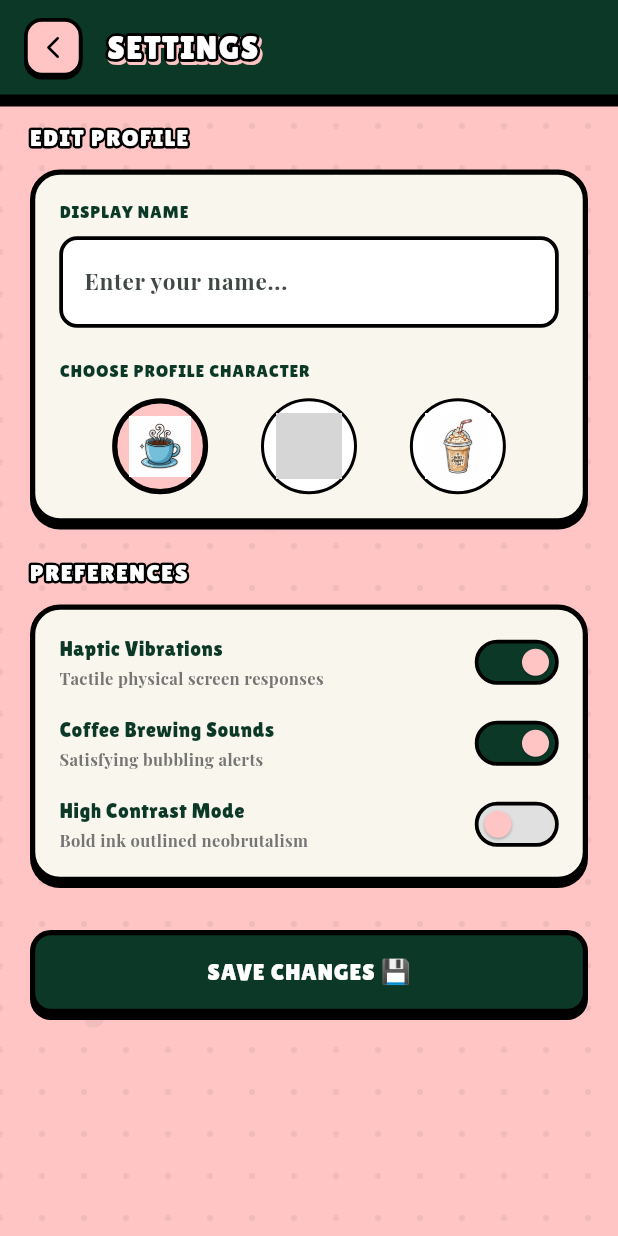
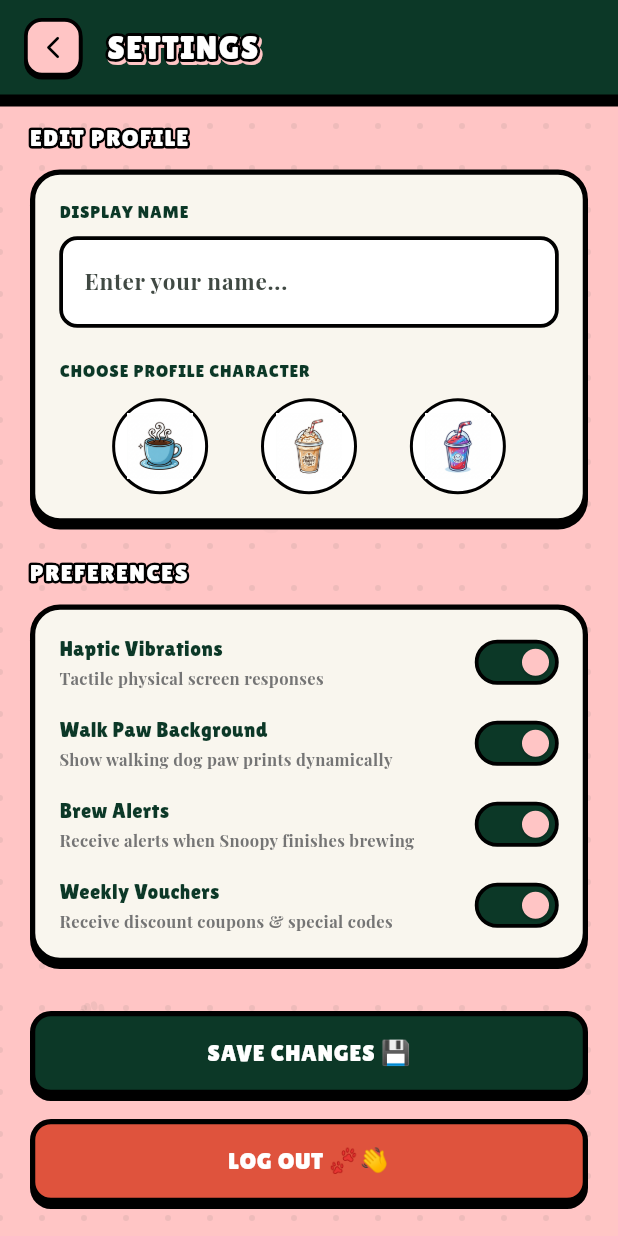
Before and after one commit to tithi0126/Schmucks, a Flutter app: the SettingsScreen screen opened directly with empty values, on a phone screen of 412 x 824 dp. Run offline on Flutter 3.47's test engine with Material 3 defaults, Android fonts, the phone set to English and light mode, and no system bars; our stand-ins replace flutter_animate, google_fonts, shared_preferences; accounts and stored records are empty; grey boxes are pictures that could not be loaded.

Commit message:
feat(settings): make settings functional with SharedPreferences, fix missing assets, and add logout button

```diff
--- a/lib/features/settings/views/settings_screen.dart
+++ b/lib/features/settings/views/settings_screen.dart
@@ -1,8 +1,10 @@
 import 'package:flutter/material.dart';
 import 'package:flutter/services.dart';
 import 'package:google_fonts/google_fonts.dart';
+import 'package:shared_preferences/shared_preferences.dart';
 import '../../../widgets/comic_text.dart';
 import '../../../widgets/polka_dot_background.dart';
+import '../../auth/views/login_screen.dart';
 
 class SettingsScreen extends StatefulWidget {
   final String currentName;
@@ -21,14 +23,27 @@ class SettingsScreen extends StatefulWidget {
 class _SettingsScreenState extends State<SettingsScreen> {
   late TextEditingController _nameController;
   bool _hapticFeedback = true;
-  bool _soundEffects = true;
-  bool _highContrast = false;
+  bool _walkPaws = true;
+  bool _brewNotifications = true;
+  bool _joinNewsletter = true;
   String _selectedAvatar = 'assets/images/category_coffee.png';
 
   @override
   void initState() {
     super.initState();
     _nameController = TextEditingController(text: widget.currentName);
+    _loadPreferences();
+  }
+
+  void _loadPreferences() async {
+    final prefs = await SharedPreferences.getInstance();
+    setState(() {
+      _hapticFeedback = prefs.getBool('pref_haptics') ?? true;
+      _walkPaws = prefs.getBool('pref_walk_paws') ?? true;
+      _brewNotifications = prefs.getBool('pref_brew_notifications') ?? true;
+      _joinNewsletter = prefs.getBool('pref_newsletter') ?? true;
+      _selectedAvatar = prefs.getString('pref_avatar') ?? 'assets/images/category_coffee.png';
+    });
   }
 
   @override
@@ -37,9 +52,19 @@ class _SettingsScreenState extends State<SettingsScreen> {
     super.dispose();
   }
 
-  void _saveSettings() {
+  void _saveSettings() async {
     HapticFeedback.heavyImpact();
-    widget.onSaveName(_nameController.text.trim().isNotEmpty ? _nameController.text.trim() : 'Vinay Shah');
+    final String newName = _nameController.text.trim().isNotEmpty ? _nameController.text.trim() : 'Vinay Shah';
+
+    final prefs = await SharedPreferences.getInstance();
+    await prefs.setString('user_name', newName);
+    await prefs.setBool('pref_haptics', _hapticFeedback);
+    await prefs.setBool('pref_walk_paws', _walkPaws);
+    await prefs.setBool('pref_brew_notifications', _brewNotifications);
+    await prefs.setBool('pref_newsletter', _joinNewsletter);
+    await prefs.setString('pref_avatar', _selectedAvatar);
+
+    widget.onSaveName(newName);
 
     ScaffoldMessenger.of(context).clearSnackBars();
     ScaffoldMessenger.of(context).showSnackBar(
@@ -60,6 +85,69 @@ class _SettingsScreenState extends State<SettingsScreen> {
       ),
     );
     Navigator.of(context).pop();
+  }
+
+  void _logOut() async {
+    HapticFeedback.heavyImpact();
+
+    showDialog(
+      context: context,
+      builder: (context) {
+        return AlertDialog(
+          backgroundColor: const Color(0xFF0C3827),
+          shape: RoundedRectangleBorder(
+            borderRadius: BorderRadius.circular(20),
+            side: const BorderSide(color: Colors.black, width: 3.5),
+          ),
+          title: const ComicText(
+            text: 'LOG OUT?',
+            fontSize: 20,
+            fillColor: Color(0xFF0C3827),
+            strokeWidth: 4.0,
+          ),
+          content: Text(
+            'Are you sure you want to log out from Schmucks? We will miss you! 🐾☕',
+            style: GoogleFonts.playfairDisplay(color: Colors.white, fontSize: 14),
+          ),
+          actions: [
+            TextButton(
+              onPressed: () => Navigator.of(context).pop(),
+              child: Text(
+                'CANCEL',
+                style: GoogleFonts.lilitaOne(
+                  color: Colors.grey.shade400,
+                  fontSize: 16,
+                ),
+              ),
+            ),
+            TextButton(
+              onPressed: () async {
+                HapticFeedback.heavyImpact();
+                Navigator.of(context).pop(); // pop dialog
+
+                final prefs = await SharedPreferences.getInstance();
+                await prefs.remove('user_name'); // Clear login name
+
+                // Navigate back to LoginScreen and clear stack
+                if (mounted) {
+                  Navigator.of(context).pushAndRemoveUntil(
+                    MaterialPageRoute(builder: (context) => const LoginScreen()),
+                    (route) => false,
+                  );
+                }
+              },
+              child: Text(
+                'LOG OUT',
+                style: GoogleFonts.lilitaOne(
+                  color: const Color(0xFFFFC5C5),
+                  fontSize: 16,
+                ),
+              ),
+            ),
+          ],
+        );
+      },
+    );
   }
 
   @override
@@ -114,6 +202,36 @@ class _SettingsScreenState extends State<SettingsScreen> {
                             ),
                             child: Text(
                               'SAVE CHANGES 💾',
+                              style: GoogleFonts.lilitaOne(
+                                color: Colors.white,
+                                fontSize: 16,
+                                letterSpacing: 0.5,
+                              ),
+                            ),
+                          ),
+                        ),
+
+                        const SizedBox(height: 16),
+
+                        // Logout Button
+                        GestureDetector(
+                          onTap: _logOut,
+                          child: Container(
+                            height: 56,
+                            alignment: Alignment.center,
+                            decoration: BoxDecoration(
+                              color: const Color(0xFFDF533D), // Premium Coral-Red
+                              borderRadius: BorderRadius.circular(14),
+                              border: Border.all(color: Colors.black, width: 3.5),
+                              boxShadow: const [
+                                BoxShadow(
+                                  color: Colors.black,
+                                  offset: Offset(0, 4),
+                                ),
+                              ],
+                            ),
+                            child: Text(
+                              'LOG OUT 🐾👋',
                               style: GoogleFonts.lilitaOne(
                                 color: Colors.white,
                                 fontSize: 16,
@@ -265,8 +383,8 @@ class _SettingsScreenState extends State<SettingsScreen> {
             mainAxisAlignment: MainAxisAlignment.spaceEvenly,
             children: [
               'assets/images/category_coffee.png',
-              'assets/images/category_matcha.png',
               'assets/images/category_frappes.png',
+              'assets/images/category_slushies.png',
             ].map((path) {
               bool isSel = _selectedAvatar == path;
               return GestureDetector(
@@ -327,24 +445,36 @@ class _SettingsScreenState extends State<SettingsScreen> {
           ),
           const SizedBox(height: 16),
           _buildToggleRow(
-            title: 'Coffee Brewing Sounds',
-            subtitle: 'Satisfying bubbling alerts',
-            value: _soundEffects,
+            title: 'Walk Paw Background',
+            subtitle: 'Show walking dog paw prints dynamically',
+            value: _walkPaws,
             onChanged: (val) {
               setState(() {
-                _soundEffects = val;
+                _walkPaws = val;
               });
               HapticFeedback.selectionClick();
             },
           ),
           const SizedBox(height: 16),
           _buildToggleRow(
-            title: 'High Contrast Mode',
-            subtitle: 'Bold ink outlined neobrutalism',
-            value: _highContrast,
+            title: 'Brew Alerts',
+            subtitle: 'Receive alerts when Snoopy finishes brewing',
+            value: _brewNotifications,
             onChanged: (val) {
               setState(() {
-                _highContrast = val;
+                _brewNotifications = val;
+              });
+              HapticFeedback.selectionClick();
+            },
+          ),
+          const SizedBox(height: 16),
+          _buildToggleRow(
+            title: 'Weekly Vouchers',
+            subtitle: 'Receive discount coupons & special codes',
+            value: _joinNewsletter,
+            onChanged: (val) {
+              setState(() {
+                _joinNewsletter = val;
               });
               HapticFeedback.selectionClick();
             },
```
Also changed, not shown: assets/images/snoopy_walking.png (added).
